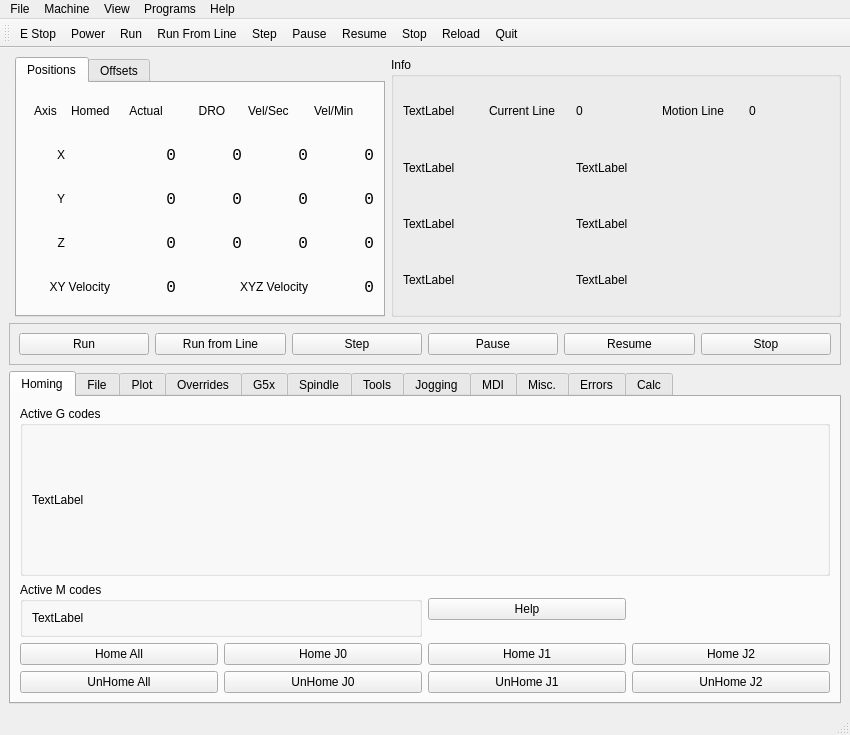
jethornton/flexgui, file examples/xyz/xyz.ui: the form before one commit.
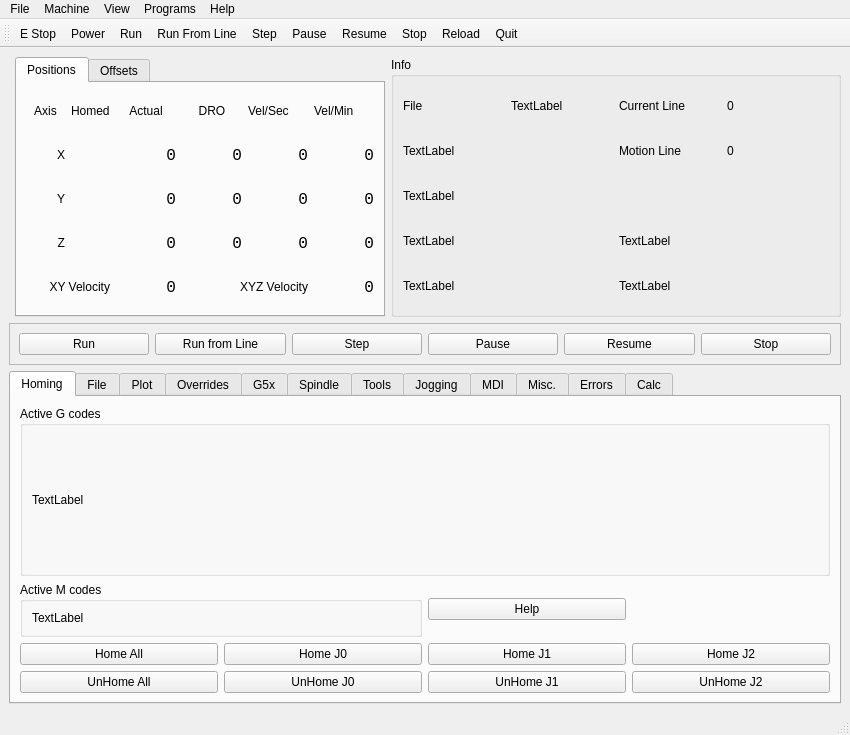
The form after the commit.

Diff of the .ui file:
```diff
--- a/examples/xyz/xyz.ui
+++ b/examples/xyz/xyz.ui
@@ -1956,21 +1956,7 @@
        <string>Info</string>
       </property>
       <layout class="QGridLayout" name="gridLayout_4">
-       <item row="2" column="0" colspan="2">
-        <widget class="QLabel" name="task_state_lb">
-         <property name="text">
-          <string>TextLabel</string>
-         </property>
-        </widget>
-       </item>
-       <item row="0" column="0">
-        <widget class="QLabel" name="file_lb">
-         <property name="text">
-          <string>TextLabel</string>
-         </property>
-        </widget>
-       </item>
-       <item row="0" column="4">
+       <item row="1" column="4">
         <widget class="QLabel" name="motion_line_lb">
          <property name="text">
           <string>0</string>
@@ -1980,20 +1966,44 @@
          </property>
         </widget>
        </item>
-       <item row="2" column="2" colspan="3">
+       <item row="1" column="3">
+        <widget class="QLabel" name="label_38">
+         <property name="text">
+          <string>Motion Line</string>
+         </property>
+        </widget>
+       </item>
+       <item row="0" column="3">
+        <widget class="QLabel" name="label_37">
+         <property name="text">
+          <string>Current Line</string>
+         </property>
+        </widget>
+       </item>
+       <item row="0" column="4">
+        <widget class="QLabel" name="current_line_lb">
+         <property name="text">
+          <string>0</string>
+         </property>
+         <property name="alignment">
+          <set>Qt::AlignLeading|Qt::AlignLeft|Qt::AlignVCenter</set>
+         </property>
+        </widget>
+       </item>
+       <item row="5" column="3" colspan="2">
+        <widget class="QLabel" name="motion_type_lb">
+         <property name="text">
+          <string>TextLabel</string>
+         </property>
+        </widget>
+       </item>
+       <item row="3" column="3" colspan="2">
         <widget class="QLabel" name="motion_mode_lb">
          <property name="text">
           <string>TextLabel</string>
          </property>
         </widget>
        </item>
-       <item row="1" column="2" colspan="3">
-        <widget class="QLabel" name="exec_state_lb">
-         <property name="text">
-          <string>TextLabel</string>
-         </property>
-        </widget>
-       </item>
        <item row="1" column="0" colspan="2">
         <widget class="QLabel" name="interp_state_lb">
          <property name="text">
@@ -2001,6 +2011,13 @@
          </property>
         </widget>
        </item>
+       <item row="2" column="0" colspan="2">
+        <widget class="QLabel" name="task_state_lb">
+         <property name="text">
+          <string>TextLabel</string>
+         </property>
+        </widget>
+       </item>
        <item row="3" column="0" colspan="2">
         <widget class="QLabel" name="task_mode_lb">
          <property name="text">
@@ -2008,34 +2025,24 @@
          </property>
         </widget>
        </item>
-       <item row="3" column="2" colspan="3">
-        <widget class="QLabel" name="motion_type_lb">
+       <item row="5" column="0" colspan="2">
+        <widget class="QLabel" name="exec_state_lb">
          <property name="text">
           <string>TextLabel</string>
          </property>
         </widget>
        </item>
        <item row="0" column="1">
-        <widget class="QLabel" name="label_37">
+        <widget class="QLabel" name="file_lb">
          <property name="text">
-          <string>Current Line</string>
+          <string>TextLabel</string>
          </property>
         </widget>
        </item>
-       <item row="0" column="2">
-        <widget class="QLabel" name="current_line_lb">
+       <item row="0" column="0">
+        <widget class="QLabel" name="label_15">
          <property name="text">
-          <string>0</string>
-         </property>
-         <property name="alignment">
-          <set>Qt::AlignLeading|Qt::AlignLeft|Qt::AlignVCenter</set>
-         </property>
-        </widget>
-       </item>
-       <item row="0" column="3">
-        <widget class="QLabel" name="label_38">
-         <property name="text">
-          <string>Motion Line</string>
+          <string>File</string>
          </property>
         </widget>
        </item>
```
